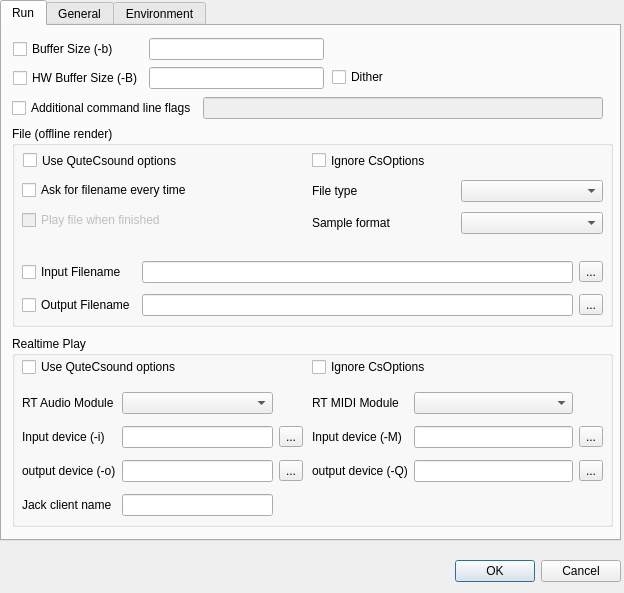
Above: src/configdialog.ui from CsoundQt/CsoundQt before the change. Below: the same form after it.
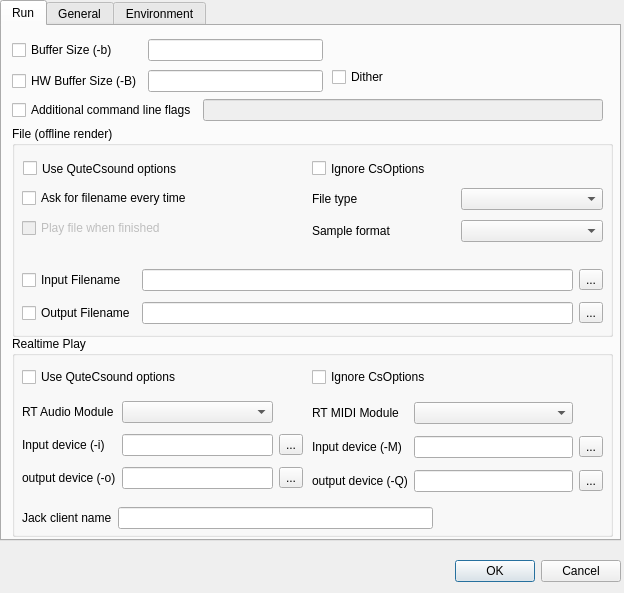
That is the form after the change. The open tabs and pages were chosen to show the change.

```diff
--- a/src/configdialog.ui
+++ b/src/configdialog.ui
@@ -80,7 +80,7 @@
        <x>10</x>
        <y>100</y>
        <width>601</width>
-       <height>201</height>
+       <height>211</height>
       </rect>
      </property>
      <property name="title" >
@@ -93,7 +93,7 @@
       <property name="geometry" >
        <rect>
         <x>10</x>
-        <y>130</y>
+        <y>138</y>
         <width>581</width>
         <height>66</height>
        </rect>
@@ -139,7 +139,7 @@
       <property name="geometry" >
        <rect>
         <x>11</x>
-        <y>22</y>
+        <y>30</y>
         <width>277</width>
         <height>25</height>
        </rect>
@@ -152,7 +152,7 @@
       <property name="geometry" >
        <rect>
         <x>300</x>
-        <y>22</y>
+        <y>30</y>
         <width>276</width>
         <height>25</height>
        </rect>
@@ -165,7 +165,7 @@
       <property name="geometry" >
        <rect>
         <x>300</x>
-        <y>50</y>
+        <y>58</y>
         <width>291</width>
         <height>64</height>
        </rect>
@@ -197,7 +197,7 @@
       <property name="geometry" >
        <rect>
         <x>10</x>
-        <y>50</y>
+        <y>58</y>
         <width>281</width>
         <height>58</height>
        </rect>
@@ -229,7 +229,7 @@
        <x>10</x>
        <y>310</y>
        <width>601</width>
-       <height>191</height>
+       <height>201</height>
       </rect>
      </property>
      <property name="title" >
@@ -239,7 +239,7 @@
       <property name="geometry" >
        <rect>
         <x>300</x>
-        <y>20</y>
+        <y>30</y>
         <width>161</width>
         <height>22</height>
        </rect>
@@ -252,9 +252,9 @@
       <property name="geometry" >
        <rect>
         <x>10</x>
-        <y>50</y>
+        <y>60</y>
         <width>281</width>
-        <height>137</height>
+        <height>101</height>
        </rect>
       </property>
       <layout class="QGridLayout" >
@@ -285,16 +285,6 @@
          </property>
         </widget>
        </item>
-       <item row="3" column="0" >
-        <widget class="QLabel" name="label_6" >
-         <property name="text" >
-          <string>Jack client name</string>
-         </property>
-        </widget>
-       </item>
-       <item row="3" column="1" >
-        <widget class="QLineEdit" name="JackNameLineEdit" />
-       </item>
        <item row="1" column="0" >
         <widget class="QLabel" name="label_4" >
          <property name="text" >
@@ -322,7 +312,7 @@
       <property name="geometry" >
        <rect>
         <x>300</x>
-        <y>50</y>
+        <y>60</y>
         <width>291</width>
         <height>102</height>
        </rect>
@@ -382,7 +372,7 @@
       <property name="geometry" >
        <rect>
         <x>10</x>
-        <y>20</y>
+        <y>30</y>
         <width>251</width>
         <height>22</height>
        </rect>
@@ -391,6 +381,28 @@
        <string>Use QuteCsound options</string>
       </property>
      </widget>
+     <widget class="QWidget" name="layoutWidget" >
+      <property name="geometry" >
+       <rect>
+        <x>10</x>
+        <y>170</y>
+        <width>411</width>
+        <height>24</height>
+       </rect>
+      </property>
+      <layout class="QHBoxLayout" name="horizontalLayout_3" >
+       <item>
+        <widget class="QLabel" name="label_6" >
+         <property name="text" >
+          <string>Jack client name</string>
+         </property>
+        </widget>
+       </item>
+       <item>
+        <widget class="QLineEdit" name="JackNameLineEdit" />
+       </item>
+      </layout>
+     </widget>
     </widget>
     <widget class="QCheckBox" name="DitherCheckBox" >
      <property name="geometry" >
@@ -405,13 +417,13 @@
       <string>Dither</string>
      </property>
     </widget>
-    <widget class="QWidget" name="" >
+    <widget class="QWidget" name="layoutWidget" >
      <property name="geometry" >
       <rect>
        <x>10</x>
        <y>70</y>
        <width>591</width>
-       <height>25</height>
+       <height>29</height>
       </rect>
      </property>
      <layout class="QHBoxLayout" name="horizontalLayout_2" >
@@ -431,13 +443,13 @@
       </item>
      </layout>
     </widget>
-    <widget class="QWidget" name="" >
+    <widget class="QWidget" name="layoutWidget" >
      <property name="geometry" >
       <rect>
-       <x>11</x>
-       <y>11</y>
+       <x>10</x>
+       <y>10</y>
        <width>311</width>
-       <height>54</height>
+       <height>61</height>
       </rect>
      </property>
      <layout class="QGridLayout" name="gridLayout" >
```
Left out of the diff: 51 changed lines with no effect on the pictures.
